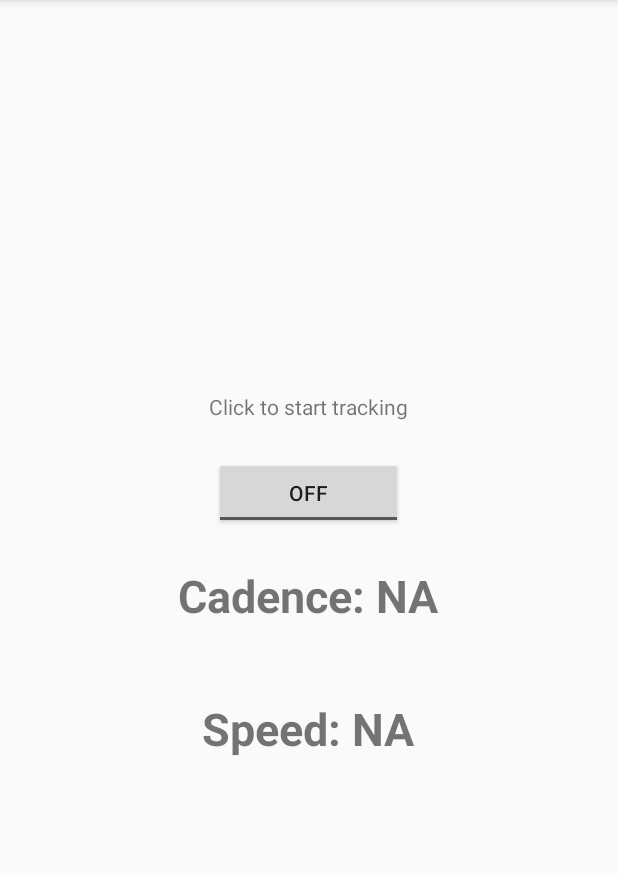
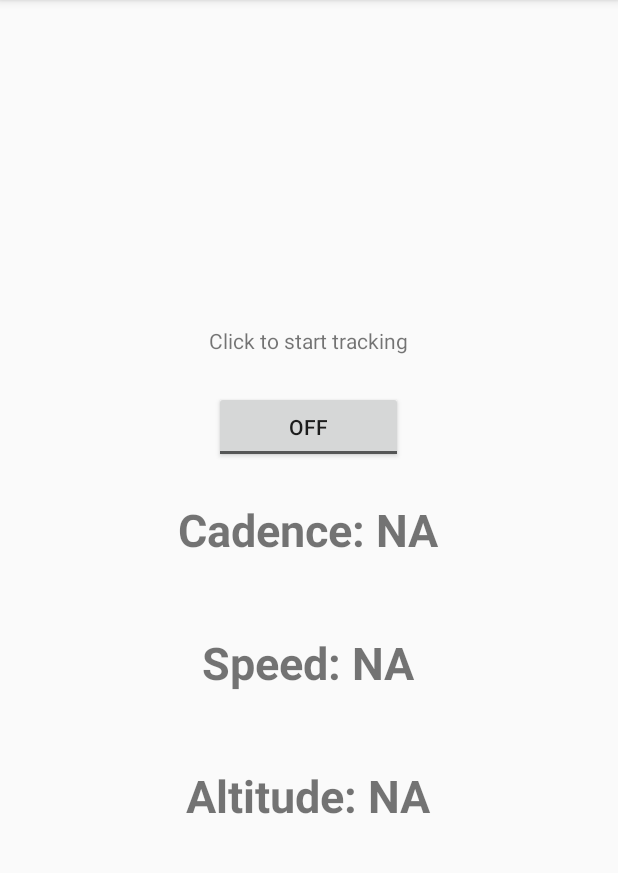
Before and after one commit to shashank-agg/Cyclerr, an Android app: the screen it shows after launch (MainActivity), on a phone screen of 412 x 824 dp, the part 84-957 px from its top. Run offline under Robolectric (Android 15) with nearby library versions, the phone set to English and light mode, and no system bars; 2 statements that could not run were skipped.

Commit message:
Altitude and fourier cadence

```diff
--- a/app/src/main/java/nl/delft/tu/iot/seminar/cyclerr/app/MainActivity.kt
+++ b/app/src/main/java/nl/delft/tu/iot/seminar/cyclerr/app/MainActivity.kt
@@ -25,6 +25,7 @@ class MainActivity : AppCompatActivity() {
     private lateinit var textView: TextView
     private lateinit var cadenceTextView: TextView
     private lateinit var speedTextView: TextView
+    private lateinit var altitudeTextView: TextView
 
     private val serviceConnector by lazy { ServiceConnector(this) }
 
@@ -44,6 +45,7 @@ class MainActivity : AppCompatActivity() {
         textView = findViewById<TextView>(R.id.textview)
         cadenceTextView = findViewById(R.id.cadenceTextView)
         speedTextView = findViewById(R.id.speedTextView)
+        altitudeTextView= findViewById(R.id.altitudeTextView)
 
         //init with data from view model
         textView.setText("Click to start tracking", NORMAL)
@@ -67,8 +69,11 @@ class MainActivity : AppCompatActivity() {
                         intent.getDoubleExtra("CADENCE_VALUE", 0.0)
                     val speedValue =
                         intent.getFloatExtra("SPEED_VALUE", 0.0f)
+                    val altitudeValue =
+                        intent.getDoubleExtra("ALTITUDE_VALUE", 0.0)
                     cadenceTextView.setText(String.format("CADENCE: %.2f", cadenceValue), NORMAL)
                     speedTextView.setText(String.format("SPEED: %.2f", speedValue), NORMAL)
+                    altitudeTextView.setText(String.format("ALTITUDE: %.2f", altitudeValue), NORMAL)
                 }
             }, IntentFilter("MEASURING_SERVICE_BROADCAST_INTENT")
         )
--- a/app/src/main/java/nl/delft/tu/iot/seminar/cyclerr/app/sensor/RotationSensorAdapter.kt
+++ b/app/src/main/java/nl/delft/tu/iot/seminar/cyclerr/app/sensor/RotationSensorAdapter.kt
@@ -19,9 +19,9 @@ class RotationSensorValue(event: SensorEvent) : SensorValue {
 
     override val time: Long = event.timestamp
     val rotX: Float = event.values.get(0)
-    val rotY: Float = event.values.get(2)
-    val rotZ: Float = event.values.get(3)
-    override val scalar: Float = event.values.get(4)
+    val rotY: Float = event.values.get(1)
+    val rotZ: Float = event.values.get(2)
+    override val scalar: Float = Math.sqrt( (rotX*rotX+ rotY*rotY + rotZ* rotZ).toDouble()).toFloat()
     val accuracy: Int = event.accuracy
 
     override fun asCSVRow(): String {
--- a/app/src/main/java/nl/delft/tu/iot/seminar/cyclerr/app/speed/SpeedCalculator.java
+++ b/app/src/main/java/nl/delft/tu/iot/seminar/cyclerr/app/speed/SpeedCalculator.java
@@ -26,10 +26,9 @@ public class SpeedCalculator implements MeasurementProcessor {
 
     private LocationListener locationListener = new LocationListener() {
         public void onLocationChanged(Location location) {
-            Log.d(TAG, "Location received: " + location);
             // Called when a new location is found by the network location provider.
             Instant timeNow = ofEpochMilli(System.currentTimeMillis());
-            speedUpdateListener.onSpeedUpdateListener(timeNow, location.getSpeed());
+            speedUpdateListener.onSpeedUpdateListener(timeNow, location.getSpeed(), location.getAltitude());
         }
 
         public void onStatusChanged(String provider, int status, Bundle extras) {
--- a/app/src/main/java/nl/delft/tu/iot/seminar/cyclerr/app/speed/SpeedUpdateListener.java
+++ b/app/src/main/java/nl/delft/tu/iot/seminar/cyclerr/app/speed/SpeedUpdateListener.java
@@ -3,5 +3,5 @@ package nl.delft.tu.iot.seminar.cyclerr.app.speed;
 import java.time.Instant;
 
 public interface SpeedUpdateListener {
-    void onSpeedUpdateListener(Instant time, Float speed);
+    void onSpeedUpdateListener(Instant time, Float speed, double altitude);
 }
--- a/app/src/main/res/layout/activity_main.xml
+++ b/app/src/main/res/layout/activity_main.xml
@@ -48,4 +48,13 @@
         android:textStyle="bold"
         android:text="@string/default_text_speed" />
 
+    <TextView
+        android:id="@+id/altitudeTextView"
+        android:layout_width="wrap_content"
+        android:layout_height="wrap_content"
+        android:padding="24dp"
+        android:textSize="30dp"
+        android:textStyle="bold"
+        android:text="@string/default_altitude_speed" />
+
 </LinearLayout>
--- a/app/src/main/res/values/strings.xml
+++ b/app/src/main/res/values/strings.xml
@@ -3,6 +3,7 @@
     <string name="default_text">Hello World</string>
     <string name="default_text_cadence">Cadence: NA</string>
     <string name="default_text_speed">Speed: NA</string>
+    <string name="default_altitude_speed">Altitude: NA</string>
     <string name="button_active">Active</string>
     <string name="button_inactive">Inactive</string>
 </resources>
```
Also changed, not shown: app/src/main/java/nl/delft/tu/iot/seminar/cyclerr/app/MeasuringService.kt (+10 -5 lines), app/src/main/java/nl/delft/tu/iot/seminar/cyclerr/app/cadence/FourierCadence.java (+12 -27 lines), app/src/main/java/nl/delft/tu/iot/seminar/cyclerr/app/upload/DataUploader.kt (+8 -6 lines).
